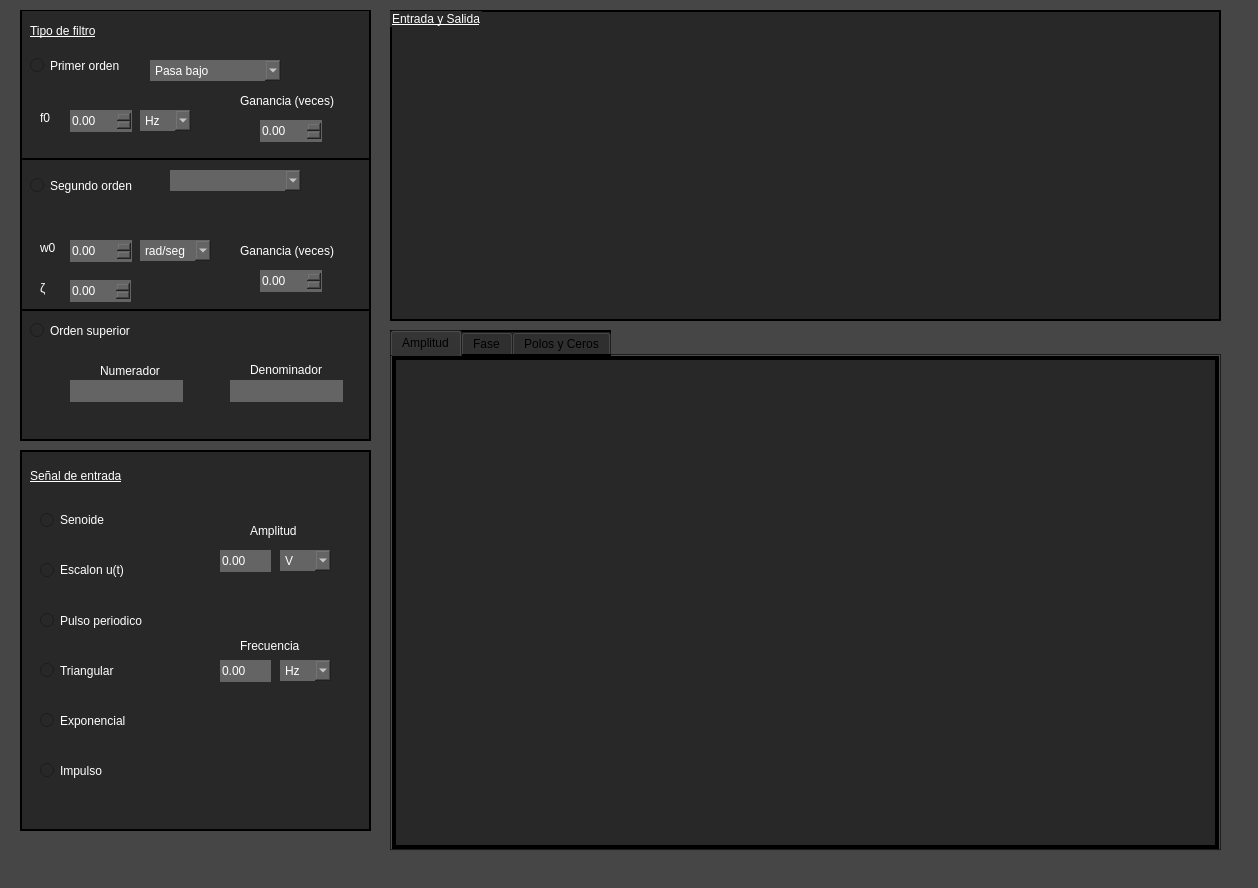
Before: the Qt Designer form gui.ui in agussolari/electrotecnia_gui, drawn with Qt 5.
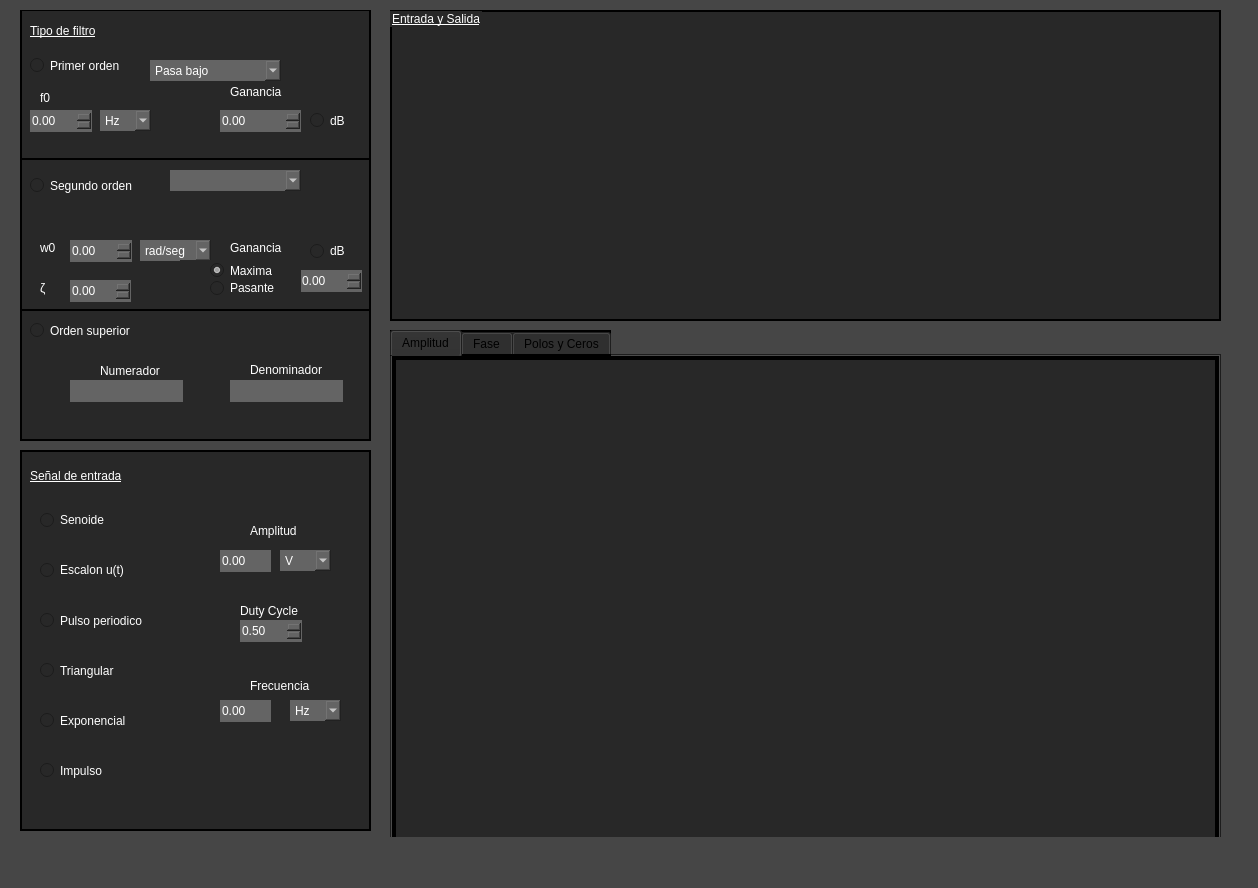
After: the same form once the commit is applied. The open tabs and pages were chosen to show the change. Custom widgets are drawn as their Qt base class.

Patch:
```diff
--- a/gui.ui
+++ b/gui.ui
@@ -10,6 +10,12 @@
     <height>888</height>
    </rect>
   </property>
+  <property name="sizePolicy">
+   <sizepolicy hsizetype="Ignored" vsizetype="Ignored">
+    <horstretch>0</horstretch>
+    <verstretch>0</verstretch>
+   </sizepolicy>
+  </property>
   <property name="windowTitle">
    <string>MainWindow</string>
   </property>
@@ -18,6 +24,24 @@
 </string>
   </property>
   <widget class="QWidget" name="centralwidget">
+   <property name="sizePolicy">
+    <sizepolicy hsizetype="Maximum" vsizetype="Maximum">
+     <horstretch>0</horstretch>
+     <verstretch>0</verstretch>
+    </sizepolicy>
+   </property>
+   <property name="minimumSize">
+    <size>
+     <width>1258</width>
+     <height>837</height>
+    </size>
+   </property>
+   <property name="maximumSize">
+    <size>
+     <width>1258</width>
+     <height>837</height>
+    </size>
+   </property>
    <widget class="QWidget" name="widget_2" native="true">
     <property name="geometry">
      <rect>
@@ -27,6 +51,12 @@
       <height>381</height>
      </rect>
     </property>
+    <property name="sizePolicy">
+     <sizepolicy hsizetype="Maximum" vsizetype="Maximum">
+      <horstretch>0</horstretch>
+      <verstretch>0</verstretch>
+     </sizepolicy>
+    </property>
     <property name="styleSheet">
      <string notr="true">border-width: 2px;
 border-color: rgb(0, 0, 0);
@@ -166,8 +196,8 @@
      </property>
      <property name="geometry">
       <rect>
-       <x>220</x>
-       <y>180</y>
+       <x>230</x>
+       <y>220</y>
        <width>71</width>
        <height>31</height>
       </rect>
@@ -189,8 +219,8 @@
      </property>
      <property name="geometry">
       <rect>
-       <x>260</x>
-       <y>210</y>
+       <x>270</x>
+       <y>250</y>
        <width>51</width>
        <height>21</height>
       </rect>
@@ -248,7 +278,7 @@
      <property name="geometry">
       <rect>
        <x>200</x>
-       <y>210</y>
+       <y>250</y>
        <width>51</width>
        <height>22</height>
       </rect>
@@ -317,6 +347,53 @@
       <string>Impulso</string>
      </property>
     </widget>
+    <widget class="QLabel" name="duty_label">
+     <property name="geometry">
+      <rect>
+       <x>220</x>
+       <y>150</y>
+       <width>61</width>
+       <height>21</height>
+      </rect>
+     </property>
+     <property name="styleSheet">
+      <string notr="true">color:white;
+border-style: none</string>
+     </property>
+     <property name="text">
+      <string>Duty Cycle</string>
+     </property>
+    </widget>
+    <widget class="QDoubleSpinBox" name="duty_spinBox">
+     <property name="enabled">
+      <bool>true</bool>
+     </property>
+     <property name="geometry">
+      <rect>
+       <x>220</x>
+       <y>170</y>
+       <width>62</width>
+       <height>22</height>
+      </rect>
+     </property>
+     <property name="styleSheet">
+      <string notr="true">border-style:none;
+color: white;
+background-color: rgb(100,100,100);</string>
+     </property>
+     <property name="minimum">
+      <double>0.100000000000000</double>
+     </property>
+     <property name="maximum">
+      <double>1.000000000000000</double>
+     </property>
+     <property name="singleStep">
+      <double>0.100000000000000</double>
+     </property>
+     <property name="value">
+      <double>0.500000000000000</double>
+     </property>
+    </widget>
    </widget>
    <widget class="QWidget" name="widget" native="true">
     <property name="geometry">
@@ -327,6 +404,12 @@
       <height>431</height>
      </rect>
     </property>
+    <property name="sizePolicy">
+     <sizepolicy hsizetype="Maximum" vsizetype="Maximum">
+      <horstretch>0</horstretch>
+      <verstretch>0</verstretch>
+     </sizepolicy>
+    </property>
     <property name="styleSheet">
      <string notr="true">border-width: 2px;
 border-color: rgb(0, 0, 0);
@@ -569,7 +652,7 @@
      <property name="geometry">
       <rect>
        <x>20</x>
-       <y>100</y>
+       <y>80</y>
        <width>21</width>
        <height>16</height>
       </rect>
@@ -589,7 +672,7 @@
      </property>
      <property name="geometry">
       <rect>
-       <x>50</x>
+       <x>10</x>
        <y>100</y>
        <width>62</width>
        <height>22</height>
@@ -610,7 +693,7 @@
      </property>
      <property name="geometry">
       <rect>
-       <x>120</x>
+       <x>80</x>
        <y>100</y>
        <width>51</width>
        <height>21</height>
@@ -773,9 +856,9 @@
      </property>
      <property name="geometry">
       <rect>
-       <x>240</x>
-       <y>110</y>
-       <width>62</width>
+       <x>200</x>
+       <y>100</y>
+       <width>81</width>
        <height>22</height>
       </rect>
      </property>
@@ -797,7 +880,7 @@
      </property>
      <property name="geometry">
       <rect>
-       <x>240</x>
+       <x>280</x>
        <y>260</y>
        <width>62</width>
        <height>22</height>
@@ -821,10 +904,10 @@
      </property>
      <property name="geometry">
       <rect>
-       <x>220</x>
+       <x>210</x>
        <y>230</y>
-       <width>101</width>
-       <height>21</height>
+       <width>61</width>
+       <height>16</height>
       </rect>
      </property>
      <property name="styleSheet">
@@ -832,7 +915,7 @@
 border-style: none</string>
      </property>
      <property name="text">
-      <string>Ganancia (veces)</string>
+      <string>Ganancia</string>
      </property>
     </widget>
     <widget class="QLabel" name="ganancia_primerOrden_label">
@@ -841,9 +924,9 @@
      </property>
      <property name="geometry">
       <rect>
-       <x>220</x>
-       <y>80</y>
-       <width>101</width>
+       <x>210</x>
+       <y>71</y>
+       <width>61</width>
        <height>21</height>
       </rect>
      </property>
@@ -852,7 +935,7 @@
 border-style:none;</string>
      </property>
      <property name="text">
-      <string>Ganancia (veces)</string>
+      <string>Ganancia</string>
      </property>
     </widget>
     <widget class="Line" name="line">
@@ -886,6 +969,102 @@
       <enum>Qt::Horizontal</enum>
      </property>
     </widget>
+    <widget class="QRadioButton" name="primerOrden_Db_button">
+     <property name="geometry">
+      <rect>
+       <x>290</x>
+       <y>100</y>
+       <width>51</width>
+       <height>21</height>
+      </rect>
+     </property>
+     <property name="styleSheet">
+      <string notr="true">color:white;
+border-style: none</string>
+     </property>
+     <property name="text">
+      <string>dB</string>
+     </property>
+     <property name="autoExclusive">
+      <bool>false</bool>
+     </property>
+    </widget>
+    <widget class="QRadioButton" name="segundoOrden_Db_button">
+     <property name="geometry">
+      <rect>
+       <x>290</x>
+       <y>231</y>
+       <width>51</width>
+       <height>20</height>
+      </rect>
+     </property>
+     <property name="styleSheet">
+      <string notr="true">color:white;
+border-style: none</string>
+     </property>
+     <property name="text">
+      <string>dB</string>
+     </property>
+     <property name="autoExclusive">
+      <bool>false</bool>
+     </property>
+    </widget>
+    <widget class="QWidget" name="maxima_pasante_widget" native="true">
+     <property name="geometry">
+      <rect>
+       <x>160</x>
+       <y>250</y>
+       <width>121</width>
+       <height>41</height>
+      </rect>
+     </property>
+     <property name="styleSheet">
+      <string notr="true">border-style : none</string>
+     </property>
+     <widget class="QRadioButton" name="gananciaPasante_button">
+      <property name="geometry">
+       <rect>
+        <x>30</x>
+        <y>20</y>
+        <width>71</width>
+        <height>16</height>
+       </rect>
+      </property>
+      <property name="styleSheet">
+       <string notr="true">color:white;
+border-style: none</string>
+      </property>
+      <property name="text">
+       <string>Pasante</string>
+      </property>
+      <property name="autoExclusive">
+       <bool>true</bool>
+      </property>
+     </widget>
+     <widget class="QRadioButton" name="gananciaMaxima_button">
+      <property name="geometry">
+       <rect>
+        <x>30</x>
+        <y>0</y>
+        <width>81</width>
+        <height>21</height>
+       </rect>
+      </property>
+      <property name="styleSheet">
+       <string notr="true">color:white;
+border-style: none</string>
+      </property>
+      <property name="text">
+       <string>Maxima</string>
+      </property>
+      <property name="checked">
+       <bool>true</bool>
+      </property>
+      <property name="autoExclusive">
+       <bool>true</bool>
+      </property>
+     </widget>
+    </widget>
     <zorder>line_2</zorder>
     <zorder>line</zorder>
     <zorder>primerOrden_button</zorder>
@@ -910,6 +1089,9 @@
     <zorder>ganancia_segundoOrden_spinBox</zorder>
     <zorder>ganancia_segundoOrden_label</zorder>
     <zorder>ganancia_primerOrden_label</zorder>
+    <zorder>primerOrden_Db_button</zorder>
+    <zorder>segundoOrden_Db_button</zorder>
+    <zorder>maxima_pasante_widget</zorder>
    </widget>
    <widget class="QGroupBox" name="groupBox">
     <property name="geometry">
@@ -920,6 +1102,12 @@
       <height>311</height>
      </rect>
     </property>
+    <property name="sizePolicy">
+     <sizepolicy hsizetype="Maximum" vsizetype="Maximum">
+      <horstretch>0</horstretch>
+      <verstretch>0</verstretch>
+     </sizepolicy>
+    </property>
     <property name="styleSheet">
      <string notr="true">font: 75 10pt &quot;Microsoft Tai Le&quot;;
 text-decoration: underline;
@@ -941,6 +1129,12 @@
        <height>281</height>
       </rect>
      </property>
+     <property name="sizePolicy">
+      <sizepolicy hsizetype="Expanding" vsizetype="Expanding">
+       <horstretch>0</horstretch>
+       <verstretch>0</verstretch>
+      </sizepolicy>
+     </property>
      <property name="styleSheet">
       <string notr="true">border-style:none
 </string>
@@ -956,6 +1150,12 @@
       <height>521</height>
      </rect>
     </property>
+    <property name="sizePolicy">
+     <sizepolicy hsizetype="Maximum" vsizetype="Maximum">
+      <horstretch>0</horstretch>
+      <verstretch>0</verstretch>
+     </sizepolicy>
+    </property>
     <property name="styleSheet">
      <string notr="true">background-color: rgb(40,40,40);
 border-width:2px;
@@ -963,9 +1163,15 @@
 border-style: solid;</string>
     </property>
     <property name="currentIndex">
-     <number>0</number>
+     <number>2</number>
     </property>
     <widget class="QWidget" name="tab">
+     <property name="sizePolicy">
+      <sizepolicy hsizetype="Expanding" vsizetype="Expanding">
+       <horstretch>0</horstretch>
+       <verstretch>0</verstretch>
+      </sizepolicy>
+     </property>
      <attribute name="title">
       <string>Amplitud</string>
      </attribute>
@@ -978,12 +1184,24 @@
         <height>451</height>
        </rect>
       </property>
+      <property name="sizePolicy">
+       <sizepolicy hsizetype="Expanding" vsizetype="Expanding">
+        <horstretch>0</horstretch>
+        <verstretch>0</verstretch>
+       </sizepolicy>
+      </property>
       <property name="styleSheet">
        <string notr="true">border-style:none;</string>
       </property>
      </widget>
     </widget>
     <widget class="QWidget" name="tab_2">
+     <property name="sizePolicy">
+      <sizepolicy hsizetype="Expanding" vsizetype="Expanding">
+       <horstretch>0</horstretch>
+       <verstretch>0</verstretch>
+      </sizepolicy>
+     </property>
      <attribute name="title">
       <string>Fase</string>
      </attribute>
@@ -1002,6 +1220,12 @@
      </widget>
     </widget>
     <widget class="QWidget" name="tab_3">
+     <property name="sizePolicy">
+      <sizepolicy hsizetype="Expanding" vsizetype="Expanding">
+       <horstretch>0</horstretch>
+       <verstretch>0</verstretch>
+      </sizepolicy>
+     </property>
      <attribute name="title">
       <string>Polos y Ceros</string>
      </attribute>
```
